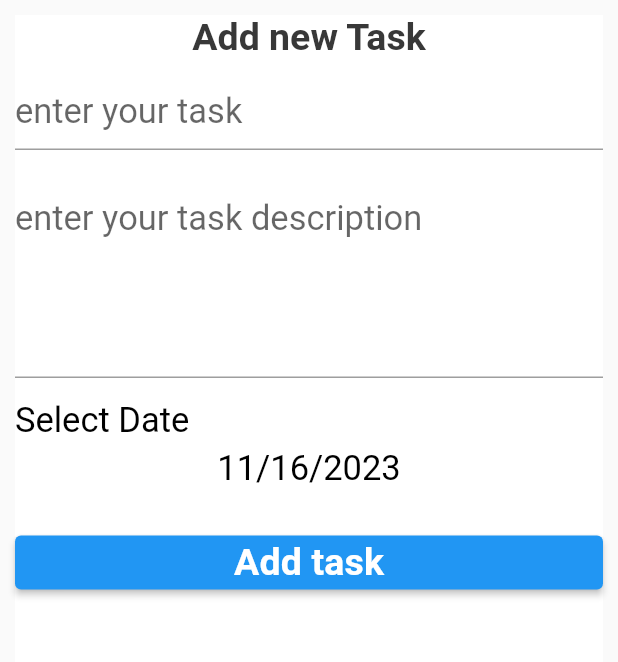
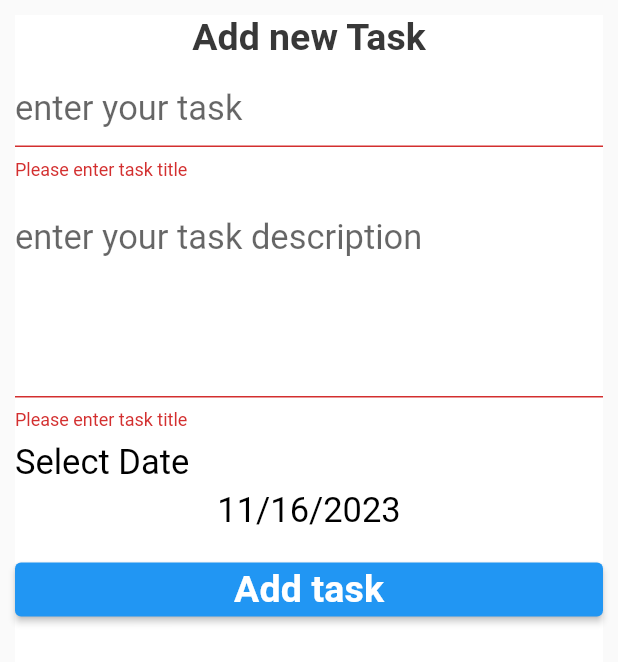
Before and after one commit to HebaEssam1/To_Do_app, a Flutter app: the Todo widget shown alone on an empty page, opened directly, after a tap on "Add task", on a phone screen of 412 x 824 dp. Shown: the top 662 px of the screen. Run offline on Flutter 3.47's test engine with Material 2 defaults, Android fonts, the phone set to English and light mode, and no system bars; our stand-ins replace calendar_timeline, cloud_firestore, firebase_core; accounts and stored records are empty.

Commit message:
firebase

```diff
--- /dev/null
+++ b/lib/firebase_utils.dart
@@ -0,0 +1,16 @@
+import 'package:cloud_firestore/cloud_firestore.dart';
+import 'package:to_do_app/task.dart';
+
+CollectionReference<Task> getTaskCollection(){
+  return FirebaseFirestore.instance.collection('task')
+      .withConverter(
+      fromFirestore: (snapshot, options) => Task.fromJson(snapshot.data()!),
+      toFirestore: (task, options) => task.toJson());
+
+}
+Future<void> addTasktoFireStore(Task task){
+  var collection = getTaskCollection();
+  var docRef=collection.doc();
+  task.id=docRef.id;
+  return docRef.set(task);
+}
--- a/lib/main.dart
+++ b/lib/main.dart
@@ -1,9 +1,10 @@
 import 'package:cloud_firestore/cloud_firestore.dart';
-import 'package:firebase_core/firebase_core.dart';
 import 'package:flutter/material.dart';
 import 'package:flutter_localizations/flutter_localizations.dart';
 import 'package:to_do_app/MyThemeData.dart';
 import 'HomePage.dart';
+import 'package:firebase_core/firebase_core.dart';
+
 
 void main() async{
   WidgetsFlutterBinding.ensureInitialized();
@@ -13,7 +14,6 @@ void main() async{
 }
 
 class MyApp extends StatelessWidget {
-  const MyApp({super.key});
 
   // This widget is the root of your application.
   @override
--- /dev/null
+++ b/lib/task.dart
@@ -0,0 +1,35 @@
+import 'dart:convert';
+
+class Task{
+  String id;
+  String title;
+  String description;
+  int date;
+  bool isDone;
+  Task({this.id='',
+    required this.title,
+    required this.description,
+    required this.date,
+    this.isDone=false});
+
+  Task.fromJson(Map<String,dynamic> json):this
+      (
+      id :json['id'] as String,
+      title:json['title'] as String,
+      description:json['description'] as String,
+      date: json['date'] as int,
+      isDone: json['isDone'] as bool
+
+      );
+  Map<String,dynamic> toJson(){
+    return {
+      'id':id,
+      'title':title,
+      'description':description,
+      'date':date,
+      'isDone':isDone
+    };
+  }
+
+
+}
--- a/lib/todo.dart
+++ b/lib/todo.dart
@@ -1,4 +1,6 @@
 import 'package:flutter/material.dart';
+import 'package:to_do_app/firebase_utils.dart';
+import 'package:to_do_app/task.dart';
 
 class Todo extends StatefulWidget {
 
@@ -28,18 +30,29 @@ class _TodoState extends State<Todo> {
             mainAxisAlignment: MainAxisAlignment.start,
             crossAxisAlignment: CrossAxisAlignment.stretch,
             children: [
-              SizedBox(height: 10,),
+              SizedBox(height: 8,),
               TextFormField(
+                validator: (value) {
+                  if (value==Null||value!.isEmpty){
+                    return 'Please enter task title';
+                  }
+                  return null;
+                },
                 onChanged: (value) {
                   title=value;
                 },
                 decoration: InputDecoration(
                   hintText: 'enter your task',
-
                 ),
               ),
-              SizedBox(height: 20,),
+              SizedBox(height: 13,),
               TextFormField(
+                validator: (value) {
+                  if (value == Null || value!.isEmpty) {
+                    return 'Please enter task title';
+                  }
+                  return null;
+                },
                 onChanged: (value) {
                   description=value;
                 },
@@ -50,7 +63,7 @@ class _TodoState extends State<Todo> {
                 minLines: 4,
                 maxLines: 4,
               ),
-              SizedBox(height: 15,),
+              SizedBox(height: 8,),
               Text('Select Date',
               style: Theme.of(context).textTheme.subtitle1,
               textAlign: TextAlign.start,),
@@ -63,8 +76,9 @@ class _TodoState extends State<Todo> {
                   textAlign:TextAlign.center,
                   style: Theme.of(context).textTheme.subtitle1,),
               ),
-              SizedBox(height: 25,),
+              SizedBox(height: 15,),
               ElevatedButton(onPressed:() {
+               addTask();
 
               }, child: Text('Add task',
               style: Theme.of(context).textTheme.subtitle2,))
@@ -88,6 +102,21 @@ class _TodoState extends State<Todo> {
        });
      }
   }
+  void addTask(){
+    if(FormKey.currentState?.validate()==true){
+      Task task=Task(
+        title:title,
+        description:description,
+        date:datePicked.microsecondsSinceEpoch
+      );
+      addTasktoFireStore(task).timeout(Duration(microseconds: 50),
+        onTimeout: () {
+          print('task added successfully');
+        },
+      );
+
+    }
+  }
 
 
 }
```
Also changed, not shown: pubspec.lock, 3 other files.
